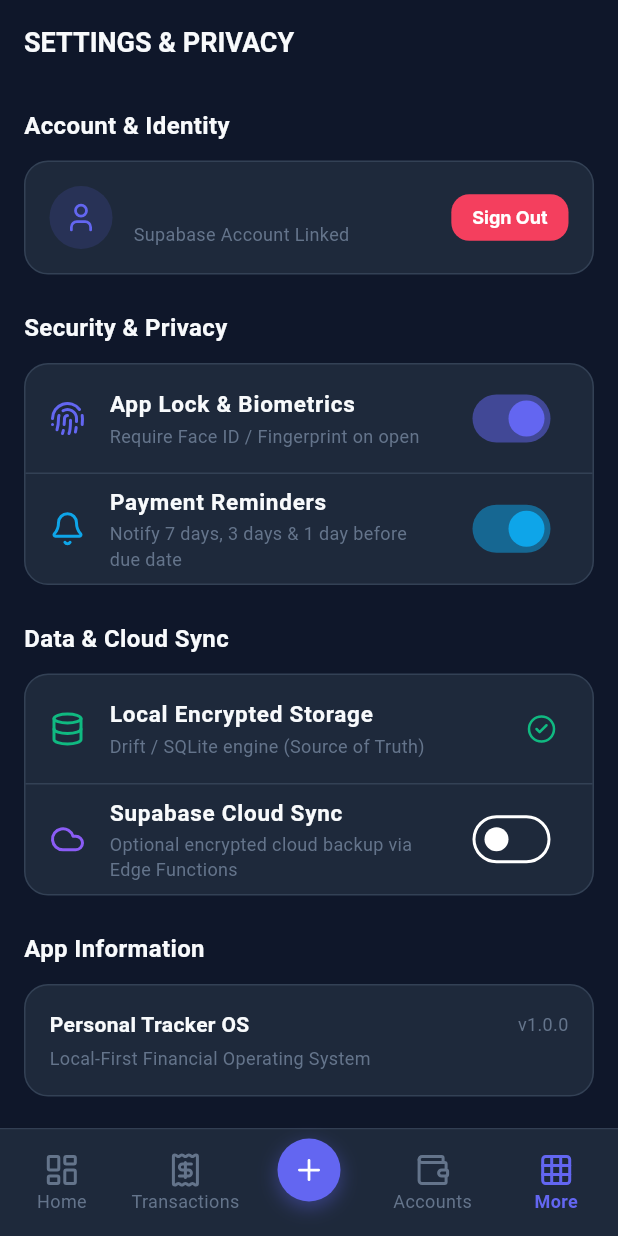
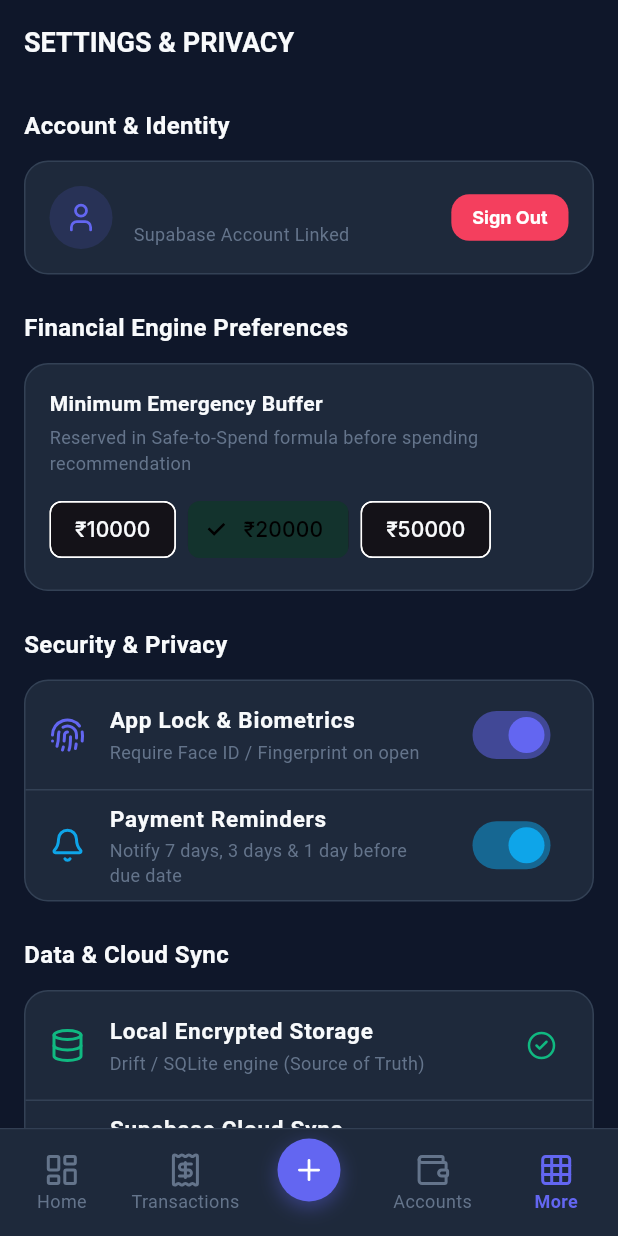
Before and after one commit to ramagrawal2001/personal_tracker, a Flutter app: the SettingsScreen screen opened by its route, on a phone screen of 412 x 824 dp. Run offline on Flutter 3.47's test engine with Material 3 defaults, Android fonts, the phone set to English and light mode, and no system bars; our stand-ins replace drift, fl_chart, flutter_riverpod, go_router, google_fonts, lucide_icons and 1 more; accounts and stored records are empty.

Commit message:
feat: Add Dynamic Custom Categories management and Emergency Buffer preference configuration

```diff
--- a/lib/core/router/app_router.dart
+++ b/lib/core/router/app_router.dart
@@ -7,7 +7,9 @@ import '../../features/transactions/presentation/transactions_screen.dart';
 import '../../features/credit_cards/presentation/credit_cards_screen.dart';
 import '../../features/loans/presentation/loans_screen.dart';
 import '../../features/budgets/presentation/budgets_screen.dart';
+import '../../features/categories/presentation/categories_screen.dart';
 import '../../features/investments/presentation/investments_screen.dart';
+
 import '../../features/recurring/presentation/calendar_screen.dart';
 
 import '../../features/reports/presentation/reports_screen.dart';
@@ -61,6 +63,11 @@ final appRouter = GoRouter(
           builder: (context, state) => const BudgetsScreen(),
         ),
         GoRoute(
+          path: '/categories',
+          builder: (context, state) => const CategoriesScreen(),
+        ),
+
+        GoRoute(
           path: '/investments',
           builder: (context, state) => const InvestmentsScreen(),
         ),
--- a/lib/features/navigation/main_shell.dart
+++ b/lib/features/navigation/main_shell.dart
@@ -97,10 +97,15 @@ class MainShell extends StatelessWidget {
                     Navigator.pop(ctx);
                     context.go('/budgets');
                   }),
+                  _buildMenuItem(ctx, 'Categories', LucideIcons.tag, AppColors.primary, () {
+                    Navigator.pop(ctx);
+                    context.go('/categories');
+                  }),
                   _buildMenuItem(ctx, 'Investments', LucideIcons.trendingUp, AppColors.transfer, () {
                     Navigator.pop(ctx);
                     context.go('/investments');
                   }),
+
                   _buildMenuItem(ctx, 'Calendar', LucideIcons.calendar, AppColors.accent, () {
                     Navigator.pop(ctx);
                     context.go('/recurring');
--- a/lib/features/settings/presentation/settings_screen.dart
+++ b/lib/features/settings/presentation/settings_screen.dart
@@ -3,7 +3,9 @@ import 'package:flutter_riverpod/flutter_riverpod.dart';
 import 'package:go_router/go_router.dart';
 import 'package:lucide_icons/lucide_icons.dart';
 import '../../../core/theme/app_colors.dart';
+import '../../../core/database/finance_repository.dart';
 import '../../auth/presentation/auth_repository.dart';
+
 
 
 class SettingsScreen extends StatefulWidget {
@@ -98,8 +100,54 @@ class _SettingsScreenState extends State<SettingsScreen> {
             ),
             const SizedBox(height: 24),
 
+            const Text('Financial Engine Preferences', style: TextStyle(fontSize: 16, fontWeight: FontWeight.bold, color: AppColors.textPrimary)),
+            const SizedBox(height: 12),
+
+            Consumer(
+              builder: (context, ref, _) {
+                final financeState = ref.watch(financeNotifierProvider);
+                return Container(
+                  padding: const EdgeInsets.all(16),
+                  decoration: BoxDecoration(
+                    color: AppColors.surface,
+                    borderRadius: BorderRadius.circular(16),
+                    border: Border.all(color: AppColors.border),
+                  ),
+                  child: Column(
+                    crossAxisAlignment: CrossAxisAlignment.start,
+                    children: [
+                      const Text('Minimum Emergency Buffer', style: TextStyle(color: AppColors.textPrimary, fontWeight: FontWeight.w600)),
+                      const SizedBox(height: 4),
+                      const Text('Reserved in Safe-to-Spend formula before spending recommendation', style: TextStyle(color: AppColors.textMuted, fontSize: 12)),
+                      const SizedBox(height: 12),
+                      Row(
+                        children: [10000.0, 20000.0, 50000.0].map((amount) {
+                          final isSelected = financeState.emergencyBuffer == amount;
+                          return Padding(
+                            padding: const EdgeInsets.only(right: 8),
+                            child: ChoiceChip(
+                              label: Text('₹${amount.toInt()}'),
+                              selected: isSelected,
+                              selectedColor: AppColors.income.withValues(alpha: 0.2),
+                              onSelected: (val) {
+                                if (val) {
+                                  ref.read(financeNotifierProvider.notifier).setEmergencyBuffer(amount);
+                                }
+                              },
+                            ),
+                          );
+                        }).toList(),
+                      ),
+                    ],
+                  ),
+                );
+              },
+            ),
+            const SizedBox(height: 24),
+
             const Text('Security & Privacy', style: TextStyle(fontSize: 16, fontWeight: FontWeight.bold, color: AppColors.textPrimary)),
             const SizedBox(height: 12),
+
 
 
             Container(
```
Also changed, not shown: lib/core/database/finance_repository.dart (+48 -2 lines), lib/features/categories/presentation/add_category_modal.dart (added, +124 -0 lines), lib/features/categories/presentation/categories_screen.dart (added, +102 -0 lines).
